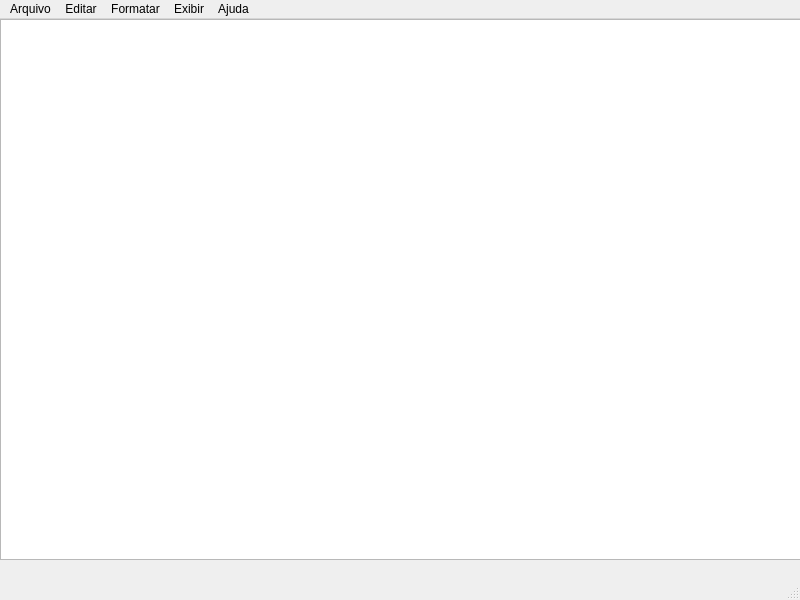
First picture: the form in Bloco de Notas/blocoNotas.ui, repository mariahelena023/Desktop_CursoVoucher, before the edit.
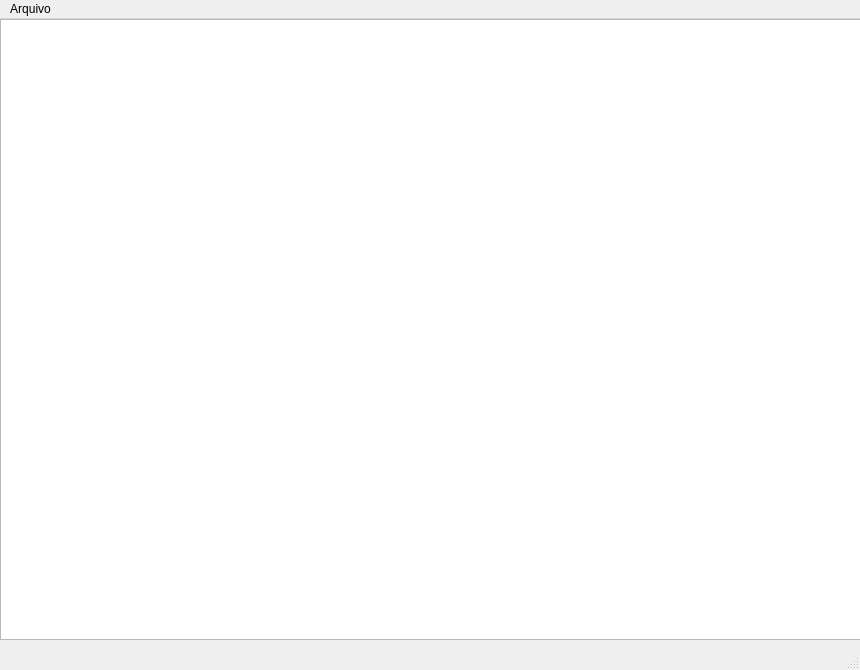
Second picture: the form after the edit.

Commit message: bloco de notas criado

```diff
--- a/Bloco de Notas/blocoNotas.ui
+++ b/Bloco de Notas/blocoNotas.ui
@@ -6,8 +6,8 @@
    <rect>
     <x>0</x>
     <y>0</y>
-    <width>800</width>
-    <height>600</height>
+    <width>860</width>
+    <height>670</height>
    </rect>
   </property>
   <property name="windowTitle">
@@ -19,8 +19,8 @@
      <rect>
       <x>0</x>
       <y>0</y>
-      <width>801</width>
-      <height>541</height>
+      <width>861</width>
+      <height>621</height>
      </rect>
     </property>
    </widget>
@@ -30,11 +30,11 @@
     <rect>
      <x>0</x>
      <y>0</y>
-     <width>800</width>
+     <width>860</width>
      <height>26</height>
     </rect>
    </property>
-   <widget class="QMenu" name="menuArquivo">
+   <widget class="QMenu" name="menuNovo">
     <property name="title">
      <string>Arquivo</string>
     </property>
@@ -43,40 +43,7 @@
     <addaction name="actionSair"/>
     <addaction name="actionAbrir"/>
    </widget>
-   <widget class="QMenu" name="menuEditar">
-    <property name="title">
-     <string>Editar</string>
-    </property>
-   </widget>
-   <widget class="QMenu" name="menuFormatar">
-    <property name="title">
-     <string>Formatar</string>
-    </property>
-   </widget>
-   <widget class="QMenu" name="menuExibir">
-    <property name="title">
-     <string>Exibir</string>
-    </property>
-    <widget class="QMenu" name="menuZoom">
-     <property name="title">
-      <string>Zoom</string>
-     </property>
-     <addaction name="actionRestaurar_zoom_padr_o"/>
-     <addaction name="actionAmpliar"/>
-     <addaction name="actionReduzir"/>
-    </widget>
-    <addaction name="menuZoom"/>
-   </widget>
-   <widget class="QMenu" name="menuAjuda">
-    <property name="title">
-     <string>Ajuda</string>
-    </property>
-   </widget>
-   <addaction name="menuArquivo"/>
-   <addaction name="menuEditar"/>
-   <addaction name="menuFormatar"/>
-   <addaction name="menuExibir"/>
-   <addaction name="menuAjuda"/>
+   <addaction name="menuNovo"/>
   </widget>
   <widget class="QStatusBar" name="statusbar"/>
   <action name="actionNovo">
```
Left out of the diff: 33 changed lines with no effect on the pictures. The commit also changes 3 other files.
